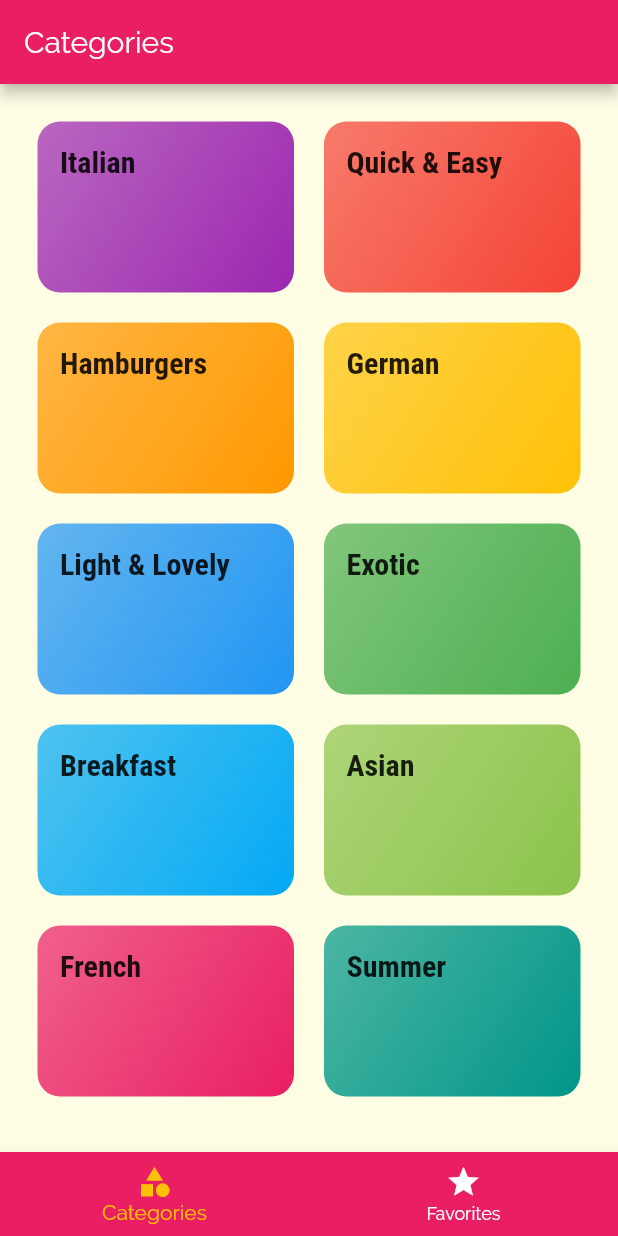
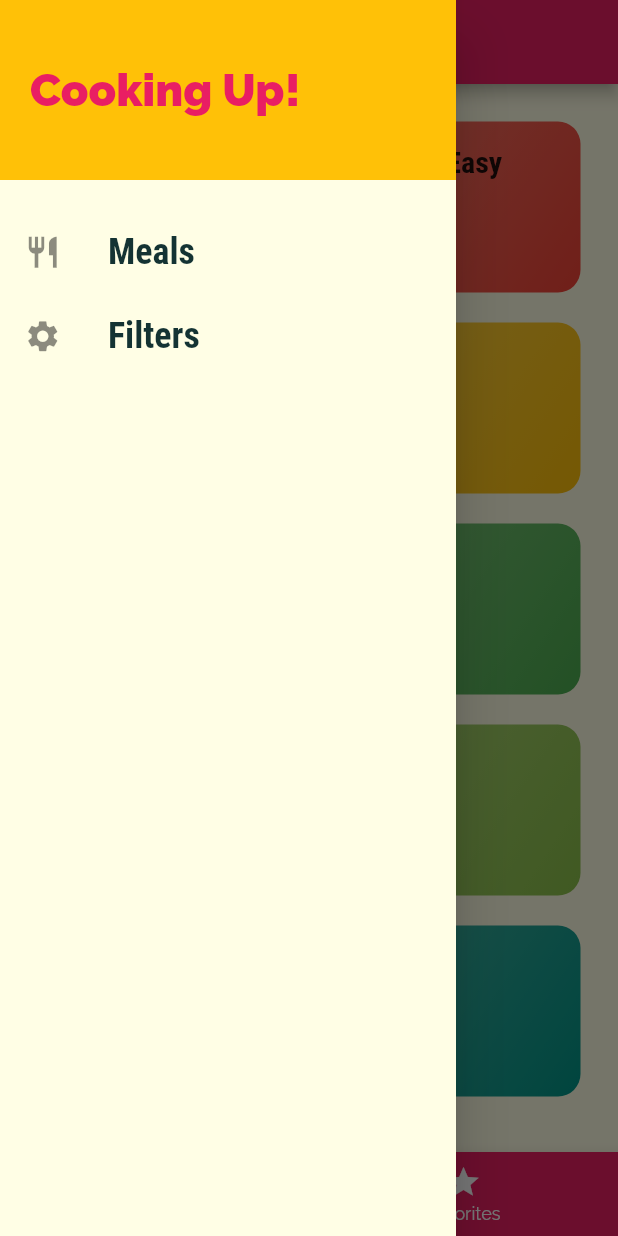
Before and after one commit to sahilmob/fluuter-course-deli-meals, a Flutter app: the screen it shows after launch, with the side drawer open (before the commit the screen has no drawer), on a phone screen of 412 x 824 dp. Run offline on Flutter 3.47's test engine with Material 2 defaults, Android fonts, the phone set to English and light mode, and no system bars.

Commit message:
create drawer

```diff
--- a/lib/main.dart
+++ b/lib/main.dart
@@ -1,5 +1,6 @@
 import 'package:deli_meals/screens/categories_screen.dart';
 import 'package:deli_meals/screens/category_meals_screen.dart';
+import 'package:deli_meals/screens/filters_screen.dart';
 import 'package:deli_meals/screens/meal_details_screen.dart';
 import 'package:deli_meals/screens/tabs_screen.dart';
 import 'package:flutter/material.dart';
@@ -34,7 +35,8 @@ class MyApp extends StatelessWidget {
       home: TabsScreen(),
       routes: {
         CategoryMealsScreen.routeName: (ctx) => CategoryMealsScreen(),
-        MealDetailsScreen.routeName: (ctx) => MealDetailsScreen()
+        MealDetailsScreen.routeName: (ctx) => MealDetailsScreen(),
+        FiltersScreen.routeName: (ctx) => FiltersScreen()
       },
       // onGenerateRoute: (settings) {
       //   return MaterialPageRoute(
--- /dev/null
+++ b/lib/screens/filters_screen.dart
@@ -0,0 +1,12 @@
+import "package:flutter/material.dart";
+
+class FiltersScreen extends StatelessWidget {
+  static const routeName = "filters";
+
+  @override
+  Widget build(BuildContext context) {
+    return Center(
+      child: Text("Filters Screen"),
+    );
+  }
+}
--- a/lib/screens/tabs_screen.dart
+++ b/lib/screens/tabs_screen.dart
@@ -1,5 +1,6 @@
 import 'package:deli_meals/screens/categories_screen.dart';
 import 'package:deli_meals/screens/favorites_screen.dart';
+import 'package:deli_meals/widgets/main_drawer.dart';
 import "package:flutter/material.dart";
 
 class TabsScreen extends StatefulWidget {
@@ -33,6 +34,7 @@ class _TabsScreenState extends State<TabsScreen> {
       appBar: AppBar(
         title: Text(_pages[_selectedPageIndex]["title"]),
       ),
+      drawer: MainDrawer(),
       body: _pages[_selectedPageIndex]["widget"],
       bottomNavigationBar: BottomNavigationBar(
         currentIndex: _selectedPageIndex,
--- /dev/null
+++ b/lib/widgets/main_drawer.dart
@@ -0,0 +1,64 @@
+import 'package:deli_meals/screens/filters_screen.dart';
+import "package:flutter/material.dart";
+
+class MainDrawer extends StatelessWidget {
+  @override
+  Widget build(BuildContext context) {
+    return Drawer(
+        child: Column(
+      children: <Widget>[
+        Container(
+          height: 120,
+          width: double.infinity,
+          padding: EdgeInsets.all(20),
+          alignment: Alignment.centerLeft,
+          color: Theme.of(context).accentColor,
+          child: Text(
+            "Cooking Up!",
+            style: TextStyle(
+                fontWeight: FontWeight.w900,
+                fontSize: 30,
+                color: Theme.of(context).primaryColor),
+          ),
+        ),
+        SizedBox(
+          height: 20,
+        ),
+        ListTile(
+          leading: Icon(
+            Icons.restaurant,
+            size: 25,
+          ),
+          title: Text(
+            "Meals",
+            style: TextStyle(
+              fontFamily: "RobotoCondensed",
+              fontSize: 24,
+              fontWeight: FontWeight.bold,
+            ),
+          ),
+          onTap: () {
+            Navigator.of(context).pushNamed("/");
+          },
+        ),
+        ListTile(
+          leading: Icon(
+            Icons.settings,
+            size: 25,
+          ),
+          title: Text(
+            "Filters",
+            style: TextStyle(
+              fontFamily: "RobotoCondensed",
+              fontSize: 24,
+              fontWeight: FontWeight.bold,
+            ),
+          ),
+          onTap: () {
+            Navigator.of(context).pushNamed(FiltersScreen.routeName);
+          },
+        )
+      ],
+    ));
+  }
+}
```
